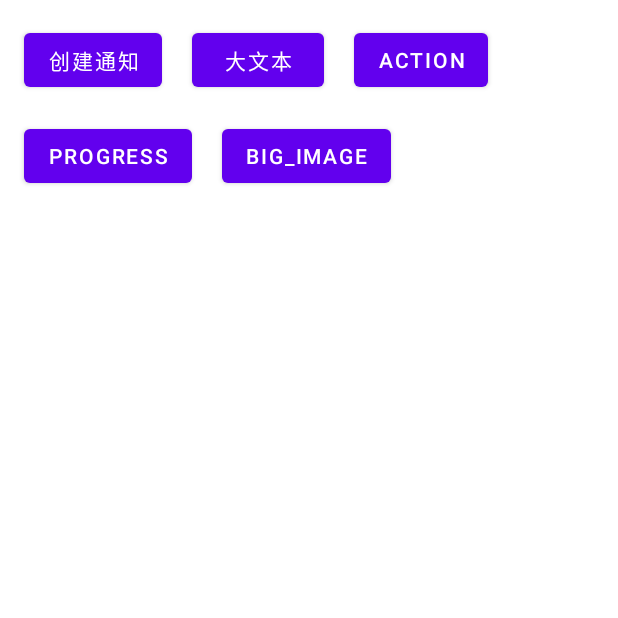
After one commit to jiaoery/MyAndroidKotlin, an Android app: the NotificationActivity screen opened directly, with no data from a screen before it, on a phone screen of 412 x 824 dp, the top half of it. The commit adds this screen. Run offline under Robolectric (Android 15) with nearby library versions, the phone set to English and light mode, and no system bars; our stand-ins replace data binding.

Commit message:
Notification 通知相关

```diff
--- a/app/src/main/java/com/example/myandroidkotlin/reciever/NetWorkReciever.kt
+++ b/app/src/main/java/com/example/myandroidkotlin/reciever/NetWorkReciever.kt
@@ -19,7 +19,9 @@ import androidx.core.content.ContextCompat.getSystemService
  */
 class NetWorkReciever:BroadcastReceiver() {
 
-    private val TAG = "NetWork"
+    companion object{
+        const val TAG = "NetWork"
+    }
 
     override fun onReceive(context: Context?, intent: Intent?) {
         if(ConnectivityManager.CONNECTIVITY_ACTION==intent?.action){
--- /dev/null
+++ b/app/src/main/res/drawable/clear.xml
@@ -0,0 +1,9 @@
+<vector xmlns:android="http://schemas.android.com/apk/res/android"
+        android:width="24dp"
+        android:height="24dp"
+        android:viewportWidth="24.0"
+        android:viewportHeight="24.0">
+    <path
+        android:fillColor="#FFFFFFFF"
+        android:pathData="M6,19c0,1.1 0.9,2 2,2h8c1.1,0 2,-0.9 2,-2V7H6v12zM19,4h-3.5l-1,-1h-5l-1,1H5v2h14V4z"/>
+</vector>
--- /dev/null
+++ b/app/src/main/res/layout/activity_notification.xml
@@ -0,0 +1,77 @@
+<?xml version="1.0" encoding="utf-8"?>
+<layout xmlns:android="http://schemas.android.com/apk/res/android"
+    xmlns:app="http://schemas.android.com/apk/res-auto"
+    xmlns:tools="http://schemas.android.com/tools">
+
+    <data>
+
+    </data>
+
+    <androidx.constraintlayout.widget.ConstraintLayout
+        android:layout_width="match_parent"
+        android:layout_height="match_parent"
+        tools:context=".notification.NotificationActivity">
+
+        <Button
+            android:id="@+id/btn_create_notification"
+            android:layout_width="wrap_content"
+            android:layout_height="wrap_content"
+            android:layout_marginStart="16dp"
+            android:layout_marginLeft="16dp"
+            android:layout_marginTop="16dp"
+            android:text="创建通知"
+            android:onClick="onClick"
+            app:layout_constraintStart_toStartOf="parent"
+            app:layout_constraintTop_toTopOf="parent" />
+
+        <Button
+            android:id="@+id/btn_big_text_notification"
+            android:layout_width="wrap_content"
+            android:layout_height="wrap_content"
+            android:layout_marginStart="20dp"
+            android:layout_marginLeft="10dp"
+            android:text="大文本"
+            android:onClick="onClick"
+            app:layout_constraintBottom_toBottomOf="@+id/btn_create_notification"
+            app:layout_constraintStart_toEndOf="@+id/btn_create_notification"
+            app:layout_constraintTop_toTopOf="@+id/btn_create_notification" />
+
+
+        <Button
+            android:id="@+id/btn_action_notification"
+            android:layout_width="wrap_content"
+            android:layout_height="wrap_content"
+            android:layout_marginStart="20dp"
+            android:layout_marginLeft="10dp"
+            android:text="Action"
+            android:onClick="onClick"
+            app:layout_constraintBottom_toBottomOf="@+id/btn_big_text_notification"
+            app:layout_constraintStart_toEndOf="@+id/btn_big_text_notification"
+            app:layout_constraintTop_toTopOf="@+id/btn_big_text_notification" />
+
+        <Button
+            android:id="@+id/btn_progress_notification"
+            android:layout_width="wrap_content"
+            android:layout_height="wrap_content"
+            android:layout_marginStart="16dp"
+            android:layout_marginLeft="16dp"
+            android:layout_marginTop="16dp"
+            android:onClick="onClick"
+            android:text="progress"
+            app:layout_constraintStart_toStartOf="parent"
+            app:layout_constraintTop_toBottomOf="@+id/btn_create_notification" />
+
+        <Button
+            android:id="@+id/btn_bigimg_notification"
+            android:layout_width="wrap_content"
+            android:layout_height="wrap_content"
+            android:layout_marginStart="20dp"
+            android:layout_marginLeft="10dp"
+            android:text="BIG_IMAGE"
+            android:onClick="onClick"
+            app:layout_constraintBottom_toBottomOf="@+id/btn_progress_notification"
+            app:layout_constraintStart_toEndOf="@+id/btn_progress_notification"
+            app:layout_constraintTop_toTopOf="@+id/btn_progress_notification" />
+
+    </androidx.constraintlayout.widget.ConstraintLayout>
+</layout>
--- a/app/src/main/res/values/array_string.xml
+++ b/app/src/main/res/values/array_string.xml
@@ -10,5 +10,6 @@
         <item>com.example.myandroidkotlin.watermark.WaterMarkActivity</item>
         <item>com.example.myandroidkotlin.customview.TestGuesterRollActivity</item>
         <item>com.example.myandroidkotlin.customview.CustomViewActivity</item>
+        <item>com.example.myandroidkotlin.notification.NotificationActivity</item>
     </string-array>
 </resources>
--- a/app/src/main/res/values/string_array.xml
+++ b/app/src/main/res/values/string_array.xml
@@ -10,5 +10,6 @@
         <item>watermark 水印</item>
         <item>仿华为运动时间选择控件</item>
         <item>自定义View 基础</item>
+        <item>通知 Notification</item>
     </string-array>
 </resources>
--- a/app/src/main/res/values/strings.xml
+++ b/app/src/main/res/values/strings.xml
@@ -2,4 +2,8 @@
     <string name="app_name">MyAndroidKotlin</string>
     <!-- TODO: Remove or change this placeholder text -->
     <string name="hello_blank_fragment">Hello blank fragment</string>
+    <string name="channel_name">channel_name</string>
+    <string name="channel_description">channel_description</string>
+    <string name="clear">clear</string>
+    <string name="reply_label">reply</string>
 </resources>
```
Also changed, not shown: app/src/main/AndroidManifest.xml (+6 -3 lines), app/src/main/java/com/example/myandroidkotlin/MainActivity.kt (+4 -6 lines), app/src/main/java/com/example/myandroidkotlin/notification/NotificationActivity.kt (added, +206 -0 lines), app/src/main/java/com/example/myandroidkotlin/reciever/ExistRecievr.kt (+13 -5 lines), app/src/main/res/drawable-hdpi/oip.jpg (added).
